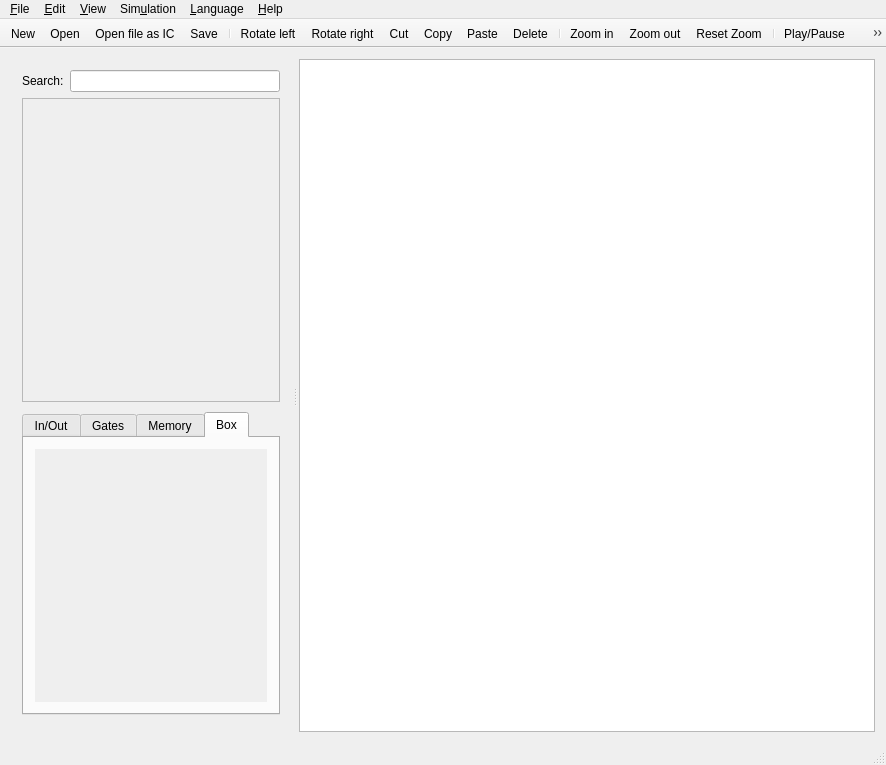
Above: app/mainwindow.ui from GIBIS-UNIFESP/wiRedPanda before the change. Below: the same form after it.
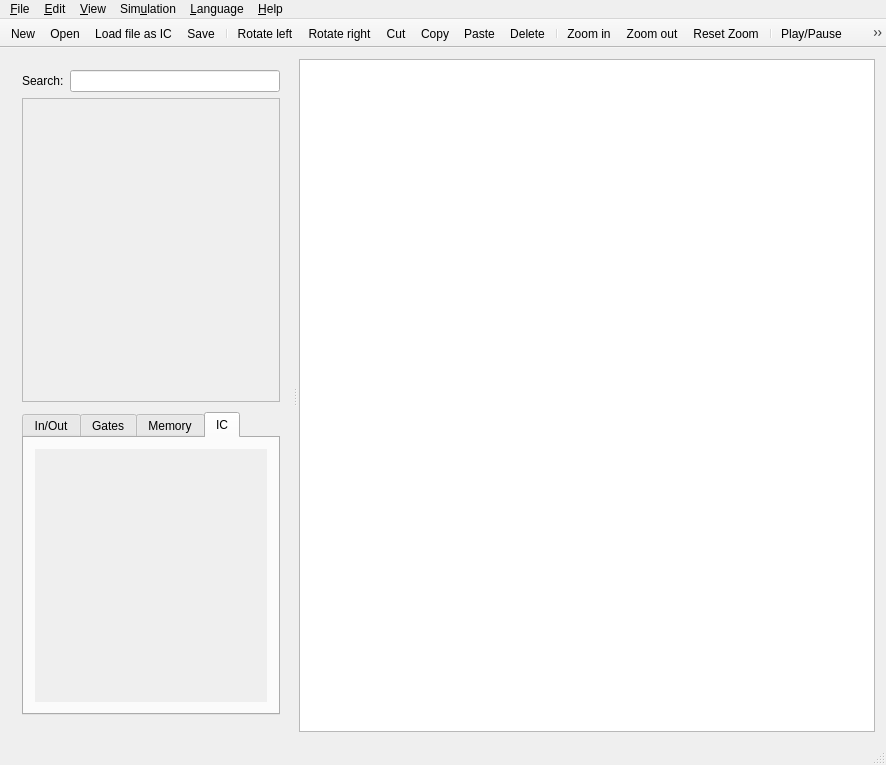
That is the form after the change. The open tabs and pages were chosen to show the change. Icons and pictures are not drawn. Custom widgets are drawn as their Qt base class.

What changed in the file:
```diff
--- a/app/mainwindow.ui
+++ b/app/mainwindow.ui
@@ -215,7 +215,7 @@
             </widget>
             <widget class="QWidget" name="box">
              <attribute name="title">
-              <string>Box</string>
+              <string>IC</string>
              </attribute>
              <layout class="QGridLayout" name="gridLayout_4">
               <item row="0" column="0">
@@ -776,10 +776,10 @@
      <normaloff>:/toolbar/panelBox.png</normaloff>:/toolbar/panelBox.png</iconset>
    </property>
    <property name="text">
-    <string>Open &amp;file as IC</string>
+    <string>Load &amp;file as IC</string>
    </property>
    <property name="iconText">
-    <string>Open file as IC</string>
+    <string>Load file as IC</string>
    </property>
    <property name="toolTip">
     <string>Open file as IC</string>
```
Left out of the diff: 6 changed lines with no effect on the pictures.
